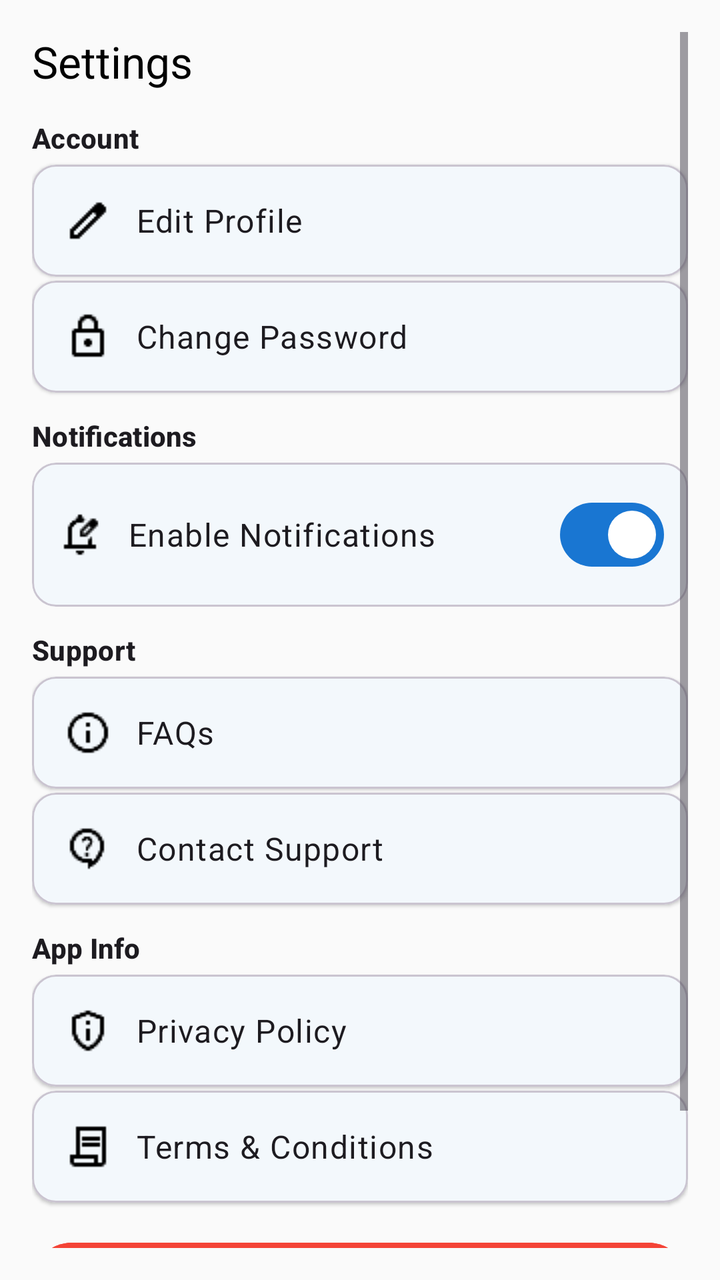
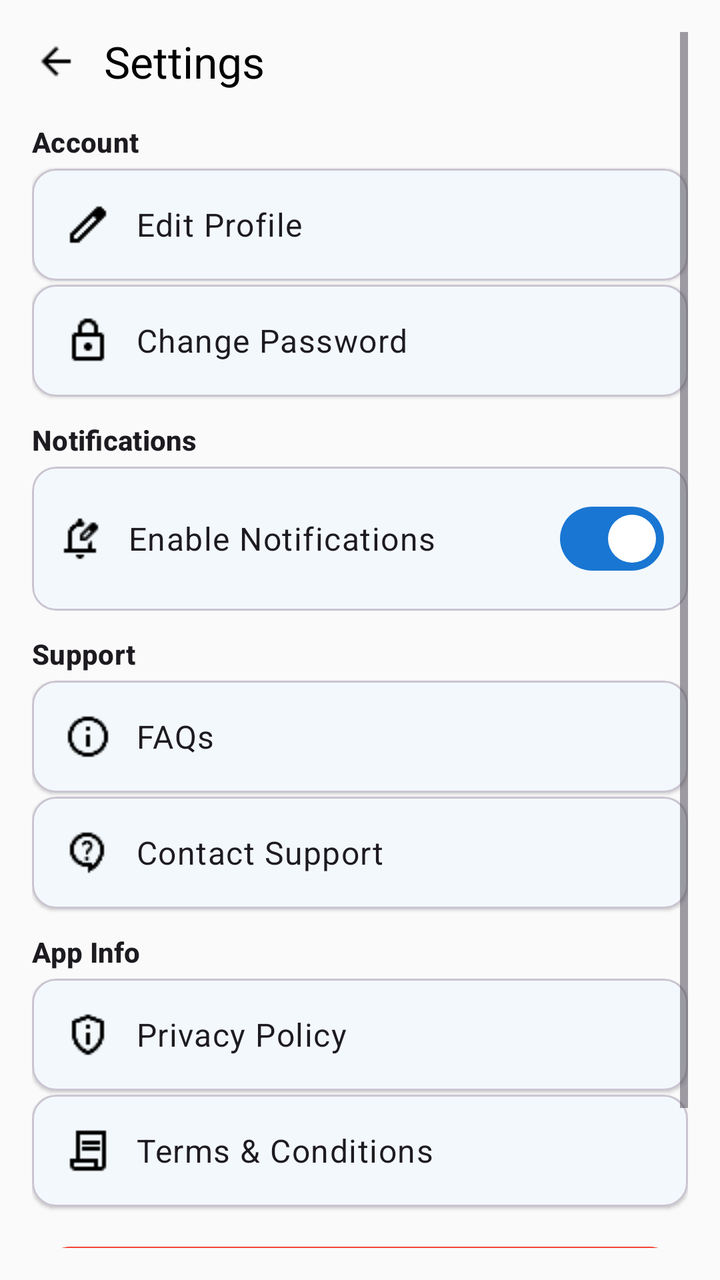

Compare the two renders of this Android layout. The source of the first and the diff that turns it into the second are given below.
<!-- AndroidManifest.xml: application theme Theme.GiveEase -->
<!-- res/layout/fragment_donor_settings.xml -->
<?xml version="1.0" encoding="utf-8"?>
<ScrollView xmlns:android="http://schemas.android.com/apk/res/android"
    xmlns:app="http://schemas.android.com/apk/res-auto"
    android:id="@+id/scrollViewSettings"
    android:layout_width="match_parent"
    android:layout_height="match_parent"
    android:padding="16dp">

    <LinearLayout
        android:layout_width="match_parent"
        android:layout_height="wrap_content"
        android:orientation="vertical"
        android:spacing="12dp">

        <TextView
            android:id="@+id/tvSettingsTitle"
            android:layout_width="wrap_content"
            android:layout_height="wrap_content"
            android:text="Settings"
            android:textAppearance="@style/TextAppearance.Material3.TitleLarge"
            android:textColor="@color/black"
            android:layout_marginBottom="6dp" />

        
        <TextView
            android:layout_width="wrap_content"
            android:layout_height="wrap_content"
            android:text="Account"
            android:textAppearance="@style/TextAppearance.Material3.TitleSmall"
            android:paddingTop="8dp"
            android:textStyle="bold"
            android:paddingBottom="4dp" />

        
        <com.google.android.material.card.MaterialCardView
            android:layout_width="match_parent"
            android:layout_height="wrap_content"
            app:cardElevation="1dp"
            app:cardCornerRadius="12dp"
            android:clickable="true"
            android:focusable="true"
            android:id="@+id/cardEditProfile">

            <LinearLayout
                android:layout_width="match_parent"
                android:layout_height="wrap_content"
                android:orientation="horizontal"
                android:padding="16dp"
                android:gravity="center_vertical">

                <ImageView
                    android:layout_width="24dp"
                    android:layout_height="24dp"
                    android:src="@drawable/ic_edit" />

                <TextView
                    android:layout_width="wrap_content"
                    android:layout_height="wrap_content"
                    android:layout_marginStart="12dp"
                    android:text="Edit Profile"
                    android:textAppearance="@style/TextAppearance.Material3.BodyLarge" />
            </LinearLayout>
        </com.google.android.material.card.MaterialCardView>

        
        <com.google.android.material.card.MaterialCardView
            android:layout_width="match_parent"
            android:layout_height="wrap_content"
            app:cardElevation="1dp"
            app:cardCornerRadius="12dp"
            android:id="@+id/cardChangePassword"
            android:clickable="true"
            android:layout_marginTop="2dp"
            android:focusable="true">

            <LinearLayout
                android:layout_width="match_parent"
                android:layout_height="wrap_content"
                android:orientation="horizontal"
                android:padding="16dp"
                android:gravity="center_vertical">

                <ImageView
                    android:layout_width="24dp"
                    android:layout_height="24dp"
                    android:src="@drawable/ic_lock" />

                <TextView
                    android:layout_width="wrap_content"
                    android:layout_height="wrap_content"
                    android:layout_marginStart="12dp"
                    android:text="Change Password"
                    android:textAppearance="@style/TextAppearance.Material3.BodyLarge" />
            </LinearLayout>
        </com.google.android.material.card.MaterialCardView>

        
        <TextView
            android:layout_width="wrap_content"
            android:layout_height="wrap_content"
            android:text="Notifications"
            android:textAppearance="@style/TextAppearance.Material3.TitleSmall"
            android:paddingTop="12dp"
            android:textStyle="bold"
            android:paddingBottom="4dp" />

        <com.google.android.material.card.MaterialCardView
            android:layout_width="match_parent"
            android:layout_height="wrap_content"
            app:cardElevation="1dp"
            app:cardCornerRadius="12dp">

            <LinearLayout
                android:layout_width="match_parent"
                android:layout_height="wrap_content"
                android:orientation="horizontal"
                android:padding="12dp"
                android:gravity="center_vertical">

                <ImageView
                    android:layout_width="24dp"
                    android:layout_height="24dp"
                    android:src="@drawable/ic_notification" />

                <TextView
                    android:layout_width="0dp"
                    android:layout_height="wrap_content"
                    android:layout_marginStart="12dp"
                    android:layout_weight="1"
                    android:text="Enable Notifications"
                    android:textAppearance="@style/TextAppearance.Material3.BodyLarge" />

                <com.google.android.material.materialswitch.MaterialSwitch
                    android:id="@+id/switchNotifications"
                    android:layout_width="wrap_content"
                    android:layout_height="wrap_content"
                    android:checked="true" />
            </LinearLayout>
        </com.google.android.material.card.MaterialCardView>

        
        <TextView
            android:layout_width="wrap_content"
            android:layout_height="wrap_content"
            android:text="Support"
            android:textAppearance="@style/TextAppearance.Material3.TitleSmall"
            android:paddingTop="12dp"
            android:textStyle="bold"
            android:paddingBottom="4dp" />

        <com.google.android.material.card.MaterialCardView
            android:layout_width="match_parent"
            android:layout_height="wrap_content"
            android:id="@+id/cardFaq"
            app:cardElevation="1dp"
            app:cardCornerRadius="12dp"
            android:clickable="true"
            android:focusable="true">

            <LinearLayout
                android:layout_width="match_parent"
                android:layout_height="wrap_content"
                android:orientation="horizontal"
                android:padding="16dp"
                android:gravity="center_vertical">

                <ImageView
                    android:layout_width="24dp"
                    android:layout_height="24dp"
                    android:src="@drawable/ic_faq" />

                <TextView
                    android:layout_width="wrap_content"
                    android:layout_height="wrap_content"
                    android:layout_marginStart="12dp"
                    android:text="FAQs"
                    android:textAppearance="@style/TextAppearance.Material3.BodyLarge" />
            </LinearLayout>
        </com.google.android.material.card.MaterialCardView>

        <com.google.android.material.card.MaterialCardView
            android:layout_width="match_parent"
            android:layout_height="wrap_content"
            android:id="@+id/cardSupport"
            app:cardElevation="1dp"
            app:cardCornerRadius="12dp"
            android:layout_marginTop="2dp"
            android:clickable="true"
            android:focusable="true">

            <LinearLayout
                android:layout_width="match_parent"
                android:layout_height="wrap_content"
                android:orientation="horizontal"
                android:padding="16dp"
                android:gravity="center_vertical">

                <ImageView
                    android:layout_width="24dp"
                    android:layout_height="24dp"
                    android:src="@drawable/ic_support" />

                <TextView
                    android:layout_width="wrap_content"
                    android:layout_height="wrap_content"
                    android:layout_marginStart="12dp"
                    android:text="Contact Support"
                    android:textAppearance="@style/TextAppearance.Material3.BodyLarge" />
            </LinearLayout>
        </com.google.android.material.card.MaterialCardView>

        
        <TextView
            android:layout_width="wrap_content"
            android:layout_height="wrap_content"
            android:text="App Info"
            android:textAppearance="@style/TextAppearance.Material3.TitleSmall"
            android:paddingTop="12dp"
            android:textStyle="bold"
            android:paddingBottom="4dp" />

        <com.google.android.material.card.MaterialCardView
            android:layout_width="match_parent"
            android:layout_height="wrap_content"
            android:id="@+id/cardPrivacy"
            app:cardElevation="1dp"
            app:cardCornerRadius="12dp"
            android:clickable="true"
            android:focusable="true">

            <LinearLayout
                android:layout_width="match_parent"
                android:layout_height="wrap_content"
                android:orientation="horizontal"
                android:padding="16dp"
                android:gravity="center_vertical">

                <ImageView
                    android:layout_width="24dp"
                    android:layout_height="24dp"
                    android:src="@drawable/ic_privacy" />

                <TextView
                    android:layout_width="wrap_content"
                    android:layout_height="wrap_content"
                    android:layout_marginStart="12dp"
                    android:text="Privacy Policy"
                    android:textAppearance="@style/TextAppearance.Material3.BodyLarge" />
            </LinearLayout>
        </com.google.android.material.card.MaterialCardView>

        <com.google.android.material.card.MaterialCardView
            android:layout_width="match_parent"
            android:layout_height="wrap_content"
            android:id="@+id/cardTerms"
            app:cardElevation="1dp"
            app:cardCornerRadius="12dp"
            android:layout_marginTop="2dp"
            android:clickable="true"
            android:focusable="true">

            <LinearLayout
                android:layout_width="match_parent"
                android:layout_height="wrap_content"
                android:orientation="horizontal"
                android:padding="16dp"
                android:gravity="center_vertical">

                <ImageView
                    android:layout_width="24dp"
                    android:layout_height="24dp"
                    android:src="@drawable/ic_term" />

                <TextView
                    android:layout_width="wrap_content"
                    android:layout_height="wrap_content"
                    android:layout_marginStart="12dp"
                    android:text="Terms &amp; Conditions"
                    android:textAppearance="@style/TextAppearance.Material3.BodyLarge" />
            </LinearLayout>
        </com.google.android.material.card.MaterialCardView>

        
        <Button
            android:id="@+id/btnLogout"
            android:layout_width="match_parent"
            android:layout_height="wrap_content"
            android:text="Logout"
            android:layout_marginTop="16dp"
            style="@style/Widget.Material3.Button"
            android:backgroundTint="@color/error" />

        <com.google.android.material.button.MaterialButton
            android:id="@+id/btnDeleteAccount"
            android:layout_width="match_parent"
            android:layout_height="wrap_content"
            android:text="Delete Account"
            android:textColor="@color/error"
            android:layout_marginTop="8dp"
            app:strokeColor="@color/error"
            app:strokeWidth="1dp"
            android:backgroundTint="@android:color/transparent" />
    </LinearLayout>
</ScrollView>
<!-- resources referenced by this layout -->
<resources>
  <color name="black">#FF000000</color>
  <color name="error">#F44336</color>
  <!-- drawable ic_edit: png bitmap (drawable, 262 bytes) -->
  <!-- drawable ic_faq: png bitmap (drawable, 415 bytes) -->
  <!-- drawable ic_lock: png bitmap (drawable, 280 bytes) -->
  <!-- drawable ic_notification: png bitmap (drawable, 363 bytes) -->
  <!-- drawable ic_privacy: png bitmap (drawable, 385 bytes) -->
  <!-- drawable ic_support: png bitmap (drawable, 507 bytes) -->
  <!-- drawable ic_term: png bitmap (drawable, 204 bytes) -->
  <style name="Theme.GiveEase" parent="Theme.Material3.Light.NoActionBar">
          
          <item name="colorPrimary">@color/primary_blue</item>
          <item name="colorOnPrimary">@color/white</item>
          <item name="colorSecondary">@color/teal_200</item>
          <item name="colorOnSecondary">@color/black</item>
  
          
          <item name="android:windowBackground">@color/background</item>
          <item name="colorSurface">@color/surface</item>
          <item name="colorOnSurface">@color/onSurface</item>
          <item name="colorOnBackground">@color/onBackground</item>
  
          
          <item name="android:statusBarColor" tools:targetApi="l">?attr/colorPrimary</item>
  
      </style>
  <color name="primary_blue">#1976D2</color>
  <color name="white">#FFFFFFFF</color>
  <color name="teal_200">#FF03DAC5</color>
  <color name="background">#FAFAFA</color>
  <color name="surface">#FFFFFF</color>
  <color name="onSurface">#212121</color>
  <color name="onBackground">#212121</color>
</resources>

<!-- the commit's change to res/layout/fragment_donor_settings.xml (unified diff, before → after) -->
@@ -12,14 +12,32 @@
         android:orientation="vertical"
         android:spacing="12dp">
 
-        <TextView
-            android:id="@+id/tvSettingsTitle"
-            android:layout_width="wrap_content"
-            android:layout_height="wrap_content"
-            android:text="Settings"
-            android:textAppearance="@style/TextAppearance.Material3.TitleLarge"
-            android:textColor="@color/black"
-            android:layout_marginBottom="6dp" />
+        <LinearLayout
+            android:layout_width="match_parent"
+            android:layout_height="wrap_content"
+            android:orientation="horizontal"
+            android:gravity="center_vertical"
+            android:layout_marginBottom="8dp">
+
+            <ImageView
+                android:id="@+id/btnBack"
+                android:layout_width="24dp"
+                android:layout_height="24dp"
+                android:src="@drawable/ic_back"
+                android:contentDescription="Back"
+                android:clickable="true"
+                android:focusable="true"
+                android:padding="1dp" />
+
+            <TextView
+                android:id="@+id/tvSettingsTitle"
+                android:layout_width="wrap_content"
+                android:layout_height="wrap_content"
+                android:layout_marginStart="12dp"
+                android:text="Settings"
+                android:textAppearance="@style/TextAppearance.Material3.TitleLarge"
+                android:textColor="@color/black" />
+        </LinearLayout>
 
         
         <TextView
@@ -31,7 +49,6 @@
             android:textStyle="bold"
             android:paddingBottom="4dp" />
 
-        
         <com.google.android.material.card.MaterialCardView
             android:layout_width="match_parent"
             android:layout_height="wrap_content"
@@ -62,7 +79,6 @@
             </LinearLayout>
         </com.google.android.material.card.MaterialCardView>
 
-        
         <com.google.android.material.card.MaterialCardView
             android:layout_width="match_parent"
             android:layout_height="wrap_content"
<!-- resource entries referenced after the edit -->
@@ -2,6 +2,7 @@
 <resources>
   <color name="black">#FF000000</color>
   <color name="error">#F44336</color>
+  <!-- drawable ic_back: png bitmap (drawable, 216 bytes) -->
   <!-- drawable ic_edit: png bitmap (drawable, 262 bytes) -->
   <!-- drawable ic_faq: png bitmap (drawable, 415 bytes) -->
   <!-- drawable ic_lock: png bitmap (drawable, 280 bytes) -->
